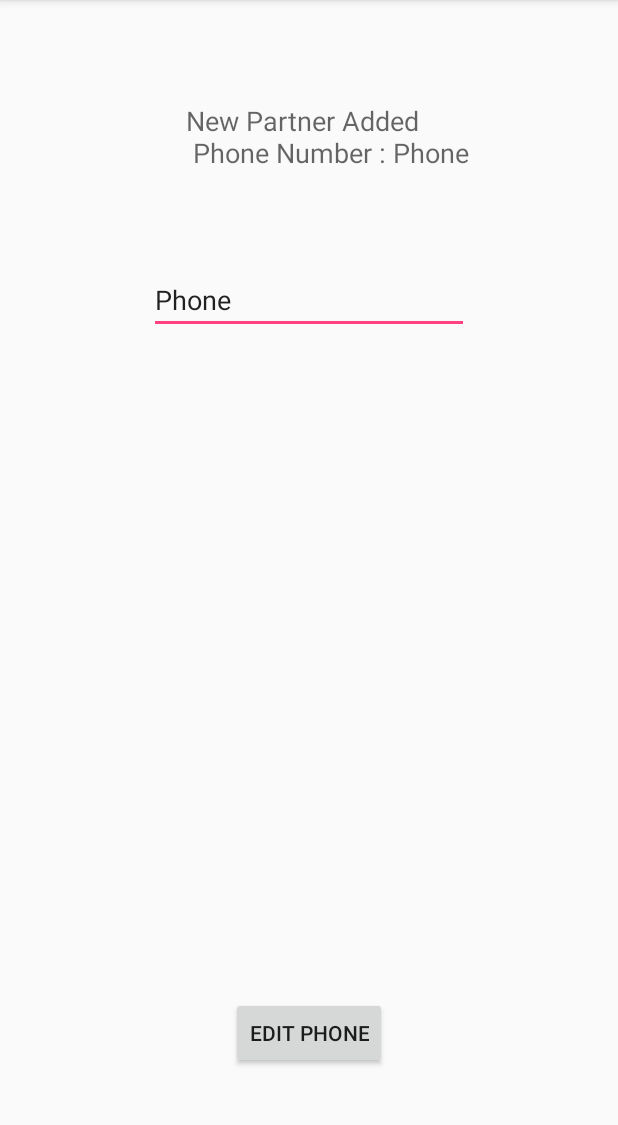
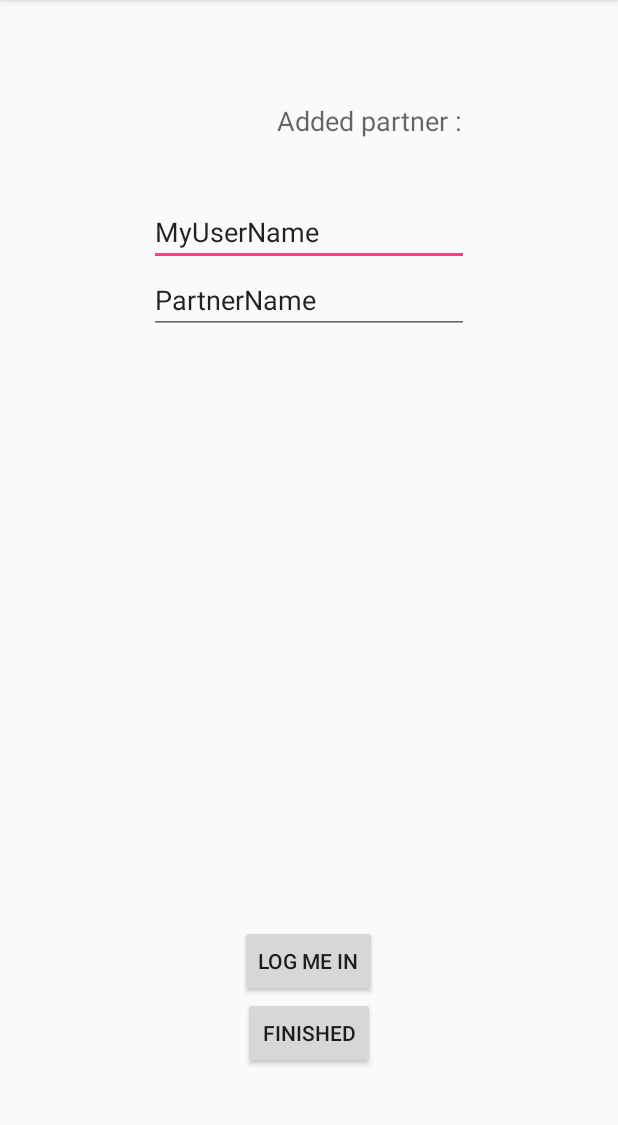
Before and after one commit to Vnox/CoupleTunes, an Android app: the pairActivity screen opened directly, with no data from a screen before it, after a tap on "CONFIRM ADD", on a phone screen of 412 x 824 dp, the part 84-1209 px from its top. Run offline under Robolectric (Android 15) with nearby library versions, the phone set to English and light mode, and no system bars; libraries missing offline, so code that uses them is left out: com.firebase.client; 2 statements that could not run were skipped.

Commit message:
Partner pairing almost done

```diff
--- a/app/src/main/java/com/example/vnox/coupletunesvx/DataHolder.java
+++ b/app/src/main/java/com/example/vnox/coupletunesvx/DataHolder.java
@@ -11,7 +11,8 @@ public class DataHolder {
     private static String data;
     static ArrayList<VXLatLng> myLoc = new ArrayList<>();
     static ArrayList<String> myName = new ArrayList<>();
-    static String myPhone = "";
+    static String myUserName = "";
+    static String partnerName = "";
     static int currentChosen;
     static ArrayList<VXLocation> vxLocList = new ArrayList<>();
     static ArrayList<VXLocation> vxLocTemp = new ArrayList<>();
--- a/app/src/main/java/com/example/vnox/coupletunesvx/LocationListActivity.java
+++ b/app/src/main/java/com/example/vnox/coupletunesvx/LocationListActivity.java
@@ -35,7 +35,7 @@ public class LocationListActivity extends AppCompatActivity {
         vxLocList = DataHolder.vxLocList;
 
         // Actually contacting firebase here
-        Firebase myFirebaseRef = new Firebase("https://cse110-vxcoupletones.firebaseio.com/user1");
+        Firebase myFirebaseRef = new Firebase("https://cse110-vxcoupletones.firebaseio.com/" + DataHolder.partnerName );
         //VXLocation testFirebaseLoc = new VXLocation(new LatLng(23.0,24.0), "hahaloc");
         //testFirebaseLoc.setTone(2);
         myFirebaseRef.child("testloclist").setValue(vxLocList);
--- a/app/src/main/java/com/example/vnox/coupletunesvx/MainMenuActivity.java
+++ b/app/src/main/java/com/example/vnox/coupletunesvx/MainMenuActivity.java
@@ -27,8 +27,7 @@ public class MainMenuActivity extends AppCompatActivity {
         super.onCreate(savedInstanceState);
         setContentView(R.layout.activity_main_menu);
 
-        Intent intent = new Intent(MainMenuActivity.this, VXDataManagementService.class);
-        startService(intent);
+
 
 
         final Button mapButton = (Button) findViewById(R.id.mapViewButton);
--- a/app/src/main/java/com/example/vnox/coupletunesvx/VXDataManagementService.java
+++ b/app/src/main/java/com/example/vnox/coupletunesvx/VXDataManagementService.java
@@ -55,7 +55,9 @@ public class VXDataManagementService extends Service {
         public void run(){
             // doing listener things
             // Actually contacting firebase here
-            final Firebase myFirebaseRef = new Firebase("https://cse110-vxcoupletones.firebaseio.com/user1");
+            String myFirebaseUrl = "https://cse110-vxcoupletones.firebaseio.com/";
+            myFirebaseUrl += DataHolder.myUserName;
+            final Firebase myFirebaseRef = new Firebase(myFirebaseUrl);
 
             //VXLocation testFirebaseLoc = new VXLocation(new LatLng(23.0,24.0), "hahaloc");
             //testFirebaseLoc.setTone(2);
@@ -63,6 +65,14 @@ public class VXDataManagementService extends Service {
             myFirebaseRef.addValueEventListener(new ValueEventListener() {
                 @Override
                 public void onDataChange(DataSnapshot dataSnapshot) {
+                    //Check partner first
+                    String newPartner = dataSnapshot.child("partner").getValue(String.class);
+                    if(DataHolder.partnerName == "" && newPartner != null){
+                        Toast.makeText(VXDataManagementService.this,"New partner added " + newPartner, Toast.LENGTH_SHORT).show();
+                        DataHolder.partnerName = newPartner;
+                    }
+
+
                     GenericTypeIndicator<ArrayList<VXLocation>> vxlocindicator = new GenericTypeIndicator<ArrayList<VXLocation>>() {};
                     ArrayList<VXLocation> vxLocData = dataSnapshot.child("testloclist").getValue(vxlocindicator);
                     //Toast.makeText(MainMenuActivity.this,"Data Changed, with first being: " + vxLocData.get(0).getMyName() + ", total length is: " + vxLocData.size(), Toast.LENGTH_SHORT).show();
--- a/app/src/main/java/com/example/vnox/coupletunesvx/pairActivity.java
+++ b/app/src/main/java/com/example/vnox/coupletunesvx/pairActivity.java
@@ -1,17 +1,15 @@
 package com.example.vnox.coupletunesvx;
 
-import android.Manifest;
 import android.content.Intent;
-import android.content.pm.PackageManager;
-import android.support.v4.app.ActivityCompat;
+import android.provider.ContactsContract;
 import android.support.v7.app.AppCompatActivity;
 import android.os.Bundle;
-import android.telephony.SmsManager;
-import android.util.Log;
 import android.view.View;
 import android.widget.Button;
 import android.widget.EditText;
 import android.widget.TextView;
+
+import com.firebase.client.Firebase;
 
 public class pairActivity extends AppCompatActivity {
 
@@ -24,46 +22,39 @@ public class pairActivity extends AppCompatActivity {
 
       // final Button testButton = (Button) findViewById(R.id.testSMS);
         final Button confirmButton = (Button) findViewById(R.id.confirmButton);
-        final EditText phoneInput = (EditText) findViewById(R.id.phoneInput);
+        final EditText myInput = (EditText) findViewById(R.id.myInput);
+        final EditText partnerInput = (EditText) findViewById(R.id.partnerInput);
         final TextView partnerStatus = (TextView) findViewById(R.id.partnerStatus);
+        final Button logInButton = (Button) findViewById(R.id.logInButton);
+
+        logInButton.setOnClickListener(new View.OnClickListener() {
+            public void onClick(View v) {
+                // Login already
+                DataHolder.myUserName = myInput.getText().toString();
+                partnerStatus.setText("Welcome, " + DataHolder.myUserName );
+                // Start Service with the name
+                Intent intent = new Intent(pairActivity.this, VXDataManagementService.class);
+                startService(intent);
+            }
+        });
+
 
         confirmButton.setOnClickListener(new View.OnClickListener() {
             public void onClick(View v) {
                 // Perform action on click
-                String thePhoneNumber = phoneInput.getText().toString();
-                DataHolder.myPhone = thePhoneNumber;
-                partnerStatus.setText("New Partner Added \n Phone Number : " + DataHolder.myPhone );
-                confirmButton.setText("Edit Phone");
+                String partnerName = partnerInput.getText().toString();
+                //DataHolder.partnerName = partnerName;
+                partnerStatus.setText("Added partner : " + DataHolder.partnerName );
+                confirmButton.setText("Finished");
+                String myFirebaseUrl = "https://cse110-vxcoupletones.firebaseio.com/";
+                myFirebaseUrl += partnerName;
+                final Firebase myFirebaseRef = new Firebase(myFirebaseUrl);
+                myFirebaseRef.child("partner").setValue(DataHolder.myUserName);
             }
         });
 
 
 
-//        testButton.setOnClickListener(new View.OnClickListener() {
-//            public void onClick(View v) {
-//                // Perform action on click
-//                if (ActivityCompat.checkSelfPermission(thisActivity, Manifest.permission.SEND_SMS) != PackageManager.PERMISSION_GRANTED ) {
-//                    // TODO: Consider calling
-//                    //    ActivityCompat#requestPermissions
-//                    // here to request the missing permissions, and then overriding
-//                    //   public void onRequestPermissionsResult(int requestCode, String[] permissions,
-//                    //                                          int[] grantResults)
-//                    // to handle the case where the user grants the permission. See the documentation
-//                    // for ActivityCompat#requestPermissions for more details.
-//                    ActivityCompat.requestPermissions(thisActivity,
-//                            new String[]{Manifest.permission.SEND_SMS},
-//                            100);
-//                    Log.d("test1", "ins");
-//                    return;
-//                }else {
-//                    Log.d("test2", "outs");
-//                    // Enable my location as shown in lab 4
-//                    SmsManager sms = SmsManager.getDefault();
-//                    sms.sendTextMessage(DataHolder.myPhone, null, "Hey partner. I'm at XXX now", null, null);
-//
-//                }
-//
-//            }
-//        });
+
     }
 }
--- a/app/src/main/res/layout/activity_pair.xml
+++ b/app/src/main/res/layout/activity_pair.xml
@@ -18,19 +18,19 @@
         android:id="@+id/partnerStatus"
         android:layout_marginTop="52dp"
         android:layout_alignParentTop="true"
-        android:layout_alignRight="@+id/phoneInput"
-        android:layout_alignEnd="@+id/phoneInput" />
+        android:layout_alignRight="@+id/myInput"
+        android:layout_alignEnd="@+id/myInput" />
 
     <EditText
         android:layout_width="wrap_content"
         android:layout_height="wrap_content"
-        android:inputType="phone"
+        android:inputType="text"
         android:ems="10"
-        android:id="@+id/phoneInput"
+        android:id="@+id/myInput"
+        android:layout_marginTop="39dp"
+        android:text="MyUserName"
         android:layout_below="@+id/partnerStatus"
-        android:layout_centerHorizontal="true"
-        android:layout_marginTop="63dp"
-        android:text="Phone" />
+        android:layout_centerHorizontal="true" />
 
     <Button
         android:layout_width="wrap_content"
@@ -41,4 +41,23 @@
         android:layout_centerHorizontal="true"
         android:layout_marginBottom="39dp" />
 
+    <Button
+        android:layout_width="wrap_content"
+        android:layout_height="wrap_content"
+        android:text="Log Me In"
+        android:id="@+id/logInButton"
+        android:layout_above="@+id/confirmButton"
+        android:layout_centerHorizontal="true" />
+
+    <EditText
+        android:layout_width="wrap_content"
+        android:layout_height="wrap_content"
+        android:id="@+id/partnerInput"
+        android:text="PartnerName"
+        android:layout_below="@+id/myInput"
+        android:layout_alignLeft="@+id/myInput"
+        android:layout_alignStart="@+id/myInput"
+        android:layout_alignRight="@+id/partnerStatus"
+        android:layout_alignEnd="@+id/partnerStatus" />
+
 </RelativeLayout>
```
